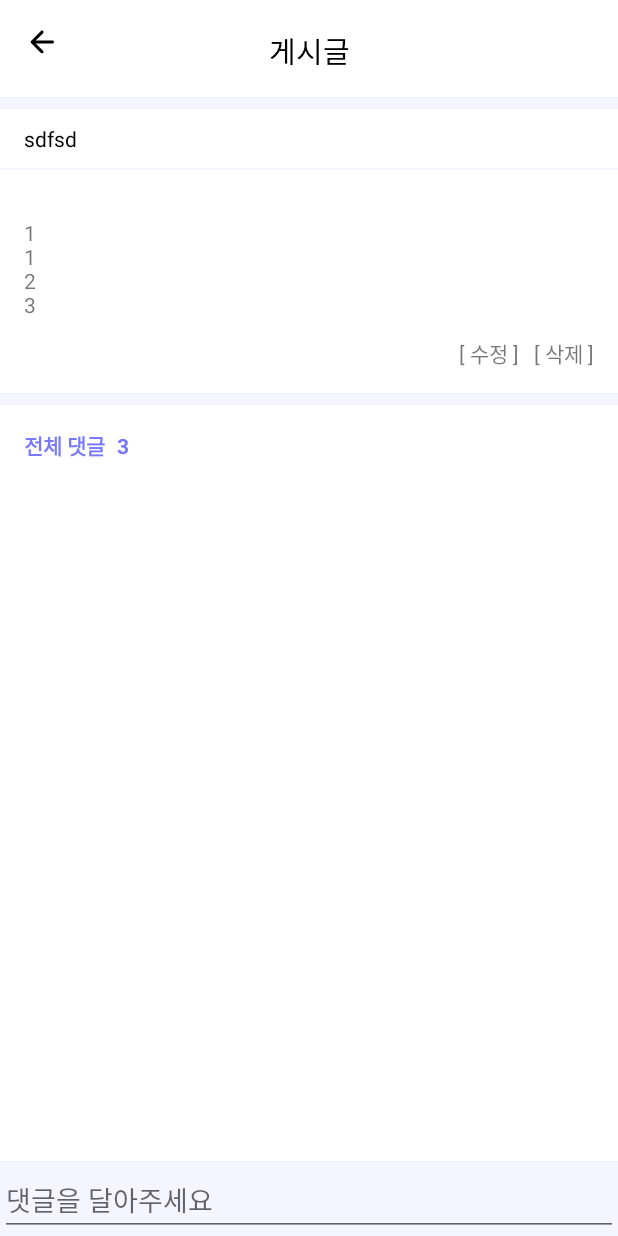
After one commit to HaengSu/PCEstimate, an Android app: the layout activity_detail_post.xml on its own in the app's theme, with its tools: preview values and no code run, on a phone screen of 412 x 824 dp. The commit adds this screen. Run offline under Robolectric (Android 15) with nearby library versions, the phone set to English and light mode, and no system bars.

Commit message:
feat : 게시글 페이지 셋팅 및 댓글 부분 작업중

```diff
--- a/app/src/main/AndroidManifest.xml
+++ b/app/src/main/AndroidManifest.xml
@@ -40,6 +40,10 @@
 
         <activity android:name=".view.board.ActivityWritePost"
             android:exported="true"/>
+        <activity android:name=".view.board.ActivityPostSearch"
+            android:exported="true"/>
+        <activity android:name=".view.board.ActivityDetailPost"
+            android:exported="true"/>
 
 
     </application>
--- a/app/src/main/java/com/app/pcestimate/datamodel/PostDataModel.java
+++ b/app/src/main/java/com/app/pcestimate/datamodel/PostDataModel.java
@@ -2,9 +2,10 @@ package com.app.pcestimate.datamodel;
 
 import android.net.Uri;
 
+import java.io.Serializable;
 import java.util.ArrayList;
 
-public class PostDataModel {
+public class PostDataModel implements Serializable {
 
     String title;
     String content;
--- /dev/null
+++ b/app/src/main/res/drawable/image_cancel.xml
@@ -0,0 +1,5 @@
+<vector android:height="24dp" android:tint="#D6D6D6"
+    android:viewportHeight="24" android:viewportWidth="24"
+    android:width="24dp" xmlns:android="http://schemas.android.com/apk/res/android">
+    <path android:fillColor="@android:color/white" android:pathData="M12,2C6.47,2 2,6.47 2,12s4.47,10 10,10 10,-4.47 10,-10S17.53,2 12,2zM17,15.59L15.59,17 12,13.41 8.41,17 7,15.59 10.59,12 7,8.41 8.41,7 12,10.59 15.59,7 17,8.41 13.41,12 17,15.59z"/>
+</vector>
--- /dev/null
+++ b/app/src/main/res/layout/activity_detail_post.xml
@@ -0,0 +1,164 @@
+<?xml version="1.0" encoding="utf-8"?>
+<layout xmlns:android="http://schemas.android.com/apk/res/android"
+    xmlns:app="http://schemas.android.com/apk/res-auto"
+    xmlns:tools="http://schemas.android.com/tools">
+
+    <data>
+
+    </data>
+
+    <androidx.constraintlayout.widget.ConstraintLayout
+        android:layout_width="match_parent"
+        android:layout_height="match_parent"
+        android:background="@color/navy_50">
+
+        <androidx.constraintlayout.widget.ConstraintLayout
+            android:id="@+id/layout_top_detail"
+            android:layout_width="match_parent"
+            android:layout_height="wrap_content"
+            app:layout_constraintTop_toTopOf="parent"
+            android:background="@color/white">
+
+
+            <ImageView
+                android:id="@+id/im_back_detail_post"
+                android:layout_width="wrap_content"
+                android:layout_height="wrap_content"
+                android:layout_marginStart="16dp"
+                android:layout_marginTop="16dp"
+                android:src="@drawable/image_arrow_back"
+                app:layout_constraintStart_toStartOf="parent"
+                app:layout_constraintTop_toTopOf="parent" />
+
+            <TextView
+                android:layout_width="wrap_content"
+                android:layout_height="wrap_content"
+                android:layout_marginTop="19dp"
+                android:layout_marginBottom="16dp"
+                android:text="게시글"
+                android:textColor="@color/black"
+                android:textSize="19sp"
+                app:layout_constraintBottom_toBottomOf="parent"
+                app:layout_constraintEnd_toEndOf="parent"
+                app:layout_constraintStart_toStartOf="parent"
+                app:layout_constraintTop_toTopOf="parent" />
+        </androidx.constraintlayout.widget.ConstraintLayout>
+
+        <TextView
+            android:id="@+id/tv_title_detail_post"
+            android:layout_width="match_parent"
+            android:layout_height="wrap_content"
+            android:layout_marginTop="8dp"
+            android:background="@color/white"
+            android:paddingStart="16dp"
+            android:paddingTop="10dp"
+            android:paddingBottom="10dp"
+            android:text="sdfsd"
+            android:textColor="@color/black"
+            android:textSize="14sp"
+            app:layout_constraintTop_toBottomOf="@id/layout_top_detail" />
+
+        <androidx.constraintlayout.widget.ConstraintLayout
+            android:id="@+id/layout_content_detail_post"
+            android:layout_width="match_parent"
+            android:layout_height="wrap_content"
+            android:layout_marginTop="1dp"
+            android:background="@color/white"
+            app:layout_constraintTop_toBottomOf="@id/tv_title_detail_post">
+
+            <TextView
+                android:id="@+id/tv_content_detail_post"
+                android:layout_width="match_parent"
+                android:layout_height="wrap_content"
+                android:layout_marginStart="16dp"
+                android:layout_marginTop="16dp"
+                android:layout_marginEnd="16dp"
+                tools:text="\n1\n1\n2\n\3"
+                app:layout_constraintBottom_toTopOf="@id/layout_tools_detail_post"
+                app:layout_constraintTop_toTopOf="parent" />
+
+            <LinearLayout
+                android:layout_width="wrap_content"
+                android:layout_height="wrap_content"
+                android:id="@+id/layout_tools_detail_post"
+                android:layout_marginTop="12dp"
+                android:layout_marginEnd="16dp"
+                android:layout_marginBottom="16dp"
+                android:orientation="horizontal"
+                app:layout_constraintBottom_toBottomOf="parent"
+                app:layout_constraintEnd_toEndOf="parent"
+                app:layout_constraintTop_toBottomOf="@id/tv_content_detail_post">
+
+                <TextView
+                    android:layout_width="wrap_content"
+                    android:layout_height="wrap_content"
+                    android:layout_marginEnd="10dp"
+                    android:text="[ 수정 ]" />
+
+                <TextView
+                    android:layout_width="wrap_content"
+                    android:layout_height="wrap_content"
+                    android:text="[ 삭제 ]" />
+
+            </LinearLayout>
+        </androidx.constraintlayout.widget.ConstraintLayout>
+
+        <androidx.constraintlayout.widget.ConstraintLayout
+            android:id="@+id/layout_replies"
+            android:layout_width="match_parent"
+            android:layout_height="0dp"
+            android:layout_marginTop="8dp"
+            android:background="@color/white"
+            android:layout_marginBottom="50dp"
+            app:layout_constraintBottom_toBottomOf="parent"
+            app:layout_constraintTop_toBottomOf="@id/layout_content_detail_post">
+
+            <LinearLayout
+                android:id="@+id/layout_reply_title"
+                android:layout_width="wrap_content"
+                android:layout_height="wrap_content"
+                android:orientation="horizontal">
+
+                <TextView
+                    android:layout_width="wrap_content"
+                    android:layout_height="wrap_content"
+                    android:layout_marginStart="16dp"
+                    android:layout_marginTop="16dp"
+                    android:text="전체 댓글"
+                    android:textColor="@color/navy_200"
+                    android:textStyle="bold" />
+
+                <TextView
+                    android:layout_width="wrap_content"
+                    android:layout_height="wrap_content"
+                    android:textColor="@color/navy_200"
+                    android:layout_marginStart="8dp"
+                    tools:text="3"
+                    android:id="@+id/tv_replies_count_detail_post"
+                    android:layout_marginTop="16dp"
+                    android:textStyle="bold" />
+            </LinearLayout>
+
+
+            <androidx.recyclerview.widget.RecyclerView
+                android:layout_width="match_parent"
+                android:layout_height="wrap_content"
+                android:layout_marginStart="16dp"
+                android:layout_marginEnd="16dp"
+                android:layout_marginTop="16dp"
+                app:layout_constraintTop_toBottomOf="@+id/layout_reply_title"
+                app:layout_constraintBottom_toBottomOf="parent" />
+
+
+        </androidx.constraintlayout.widget.ConstraintLayout>
+
+
+        <EditText
+            android:layout_width="match_parent"
+            android:layout_height="wrap_content"
+            android:hint="댓글을 달아주세요"
+            app:layout_constraintBottom_toBottomOf="parent" />
+
+
+    </androidx.constraintlayout.widget.ConstraintLayout>
+</layout>
--- a/app/src/main/res/values/colors.xml
+++ b/app/src/main/res/values/colors.xml
@@ -7,4 +7,8 @@
     <color name="teal_700">#FF018786</color>
     <color name="black">#FF000000</color>
     <color name="white">#FFFFFFFF</color>
+
+
+    <color name="navy_50">#F5F5FF</color>
+    <color name="navy_200">#7979FF</color>
 </resources>
```
Also changed, not shown: app/src/main/java/com/app/pcestimate/view/board/ActivityDetailPost.java (added, +50 -0 lines), app/src/main/java/com/app/pcestimate/view/board/ActivityMainBoard.java (+9 -21 lines), app/src/main/java/com/app/pcestimate/view/board/ActivityPostSearch.java (added, +87 -0 lines), app/src/main/java/com/app/pcestimate/view/board/ActivityWritePost.java (+15 -1 lines), app/src/main/java/com/app/pcestimate/view/board/AdapterBoard.java (renamed from app/src/main/java/com/app/pcestimate/view/board/AdapterMainBoard.java, +23 -5 lines), app/src/main/java/com/app/pcestimate/view/board/AdapterReplay.java (added, +81 -0 lines), app/src/main/res/drawable/backgorund_line.xml (added, +9 -0 lines), app/src/main/res/layout/activity_main_board.xml (+43 -52 lines), app/src/main/res/layout/activity_post_search.xml (added, +113 -0 lines), app/src/main/res/layout/item_main_board_post.xml (+10 -4 lines), app/src/main/res/layout/item_reply.xml (added, +35 -0 lines).
